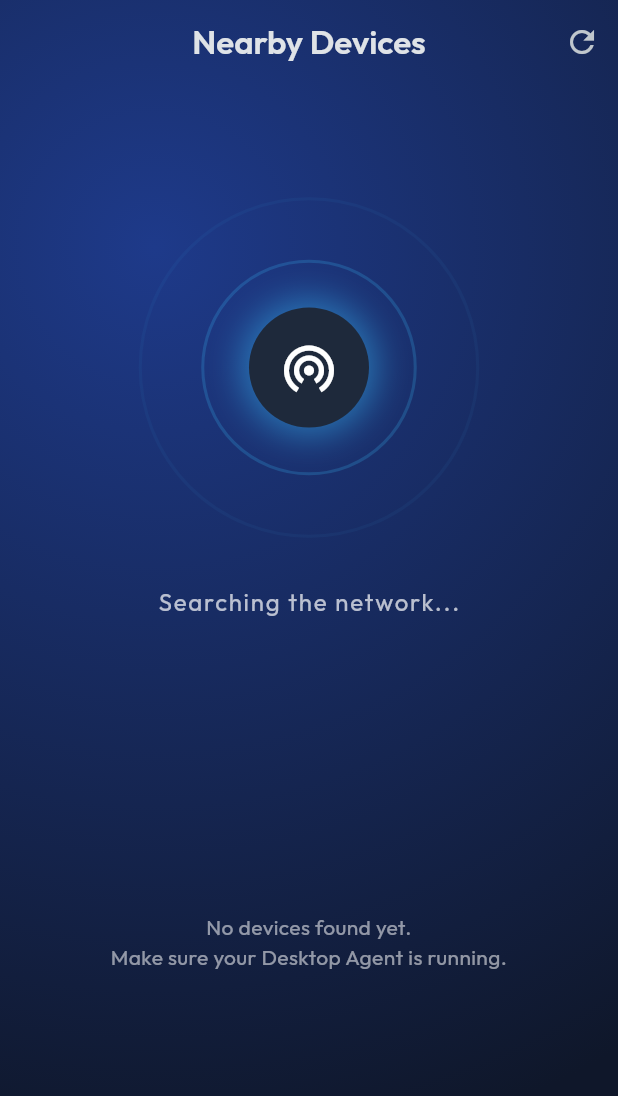
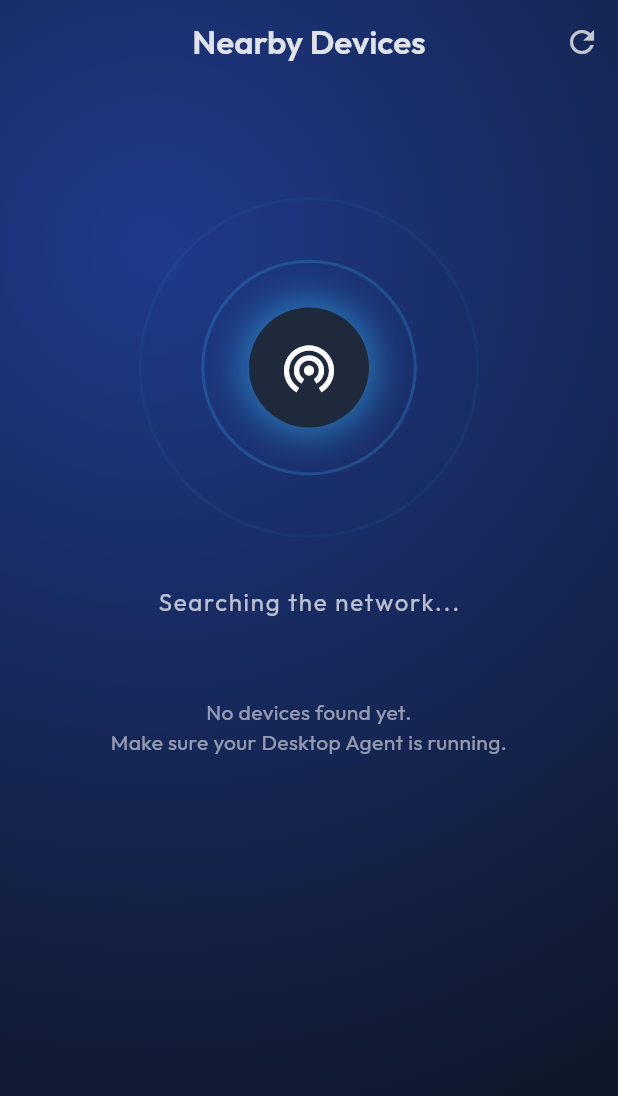
Before and after one commit to Dmali1686/Linking_application, a Flutter app: the screen it shows after launch, on a phone screen of 412 x 824 dp. Shown: the top 1096 px of the screen. Run offline on Flutter 3.47's test engine with Material 3 defaults, Android fonts, the phone set to English and light mode, and no system bars; our stand-ins replace file_picker, google_fonts, shared_preferences, socket_io_client, speech_to_text; missing offline and left inert: nsd.

Commit message:
feat: add voice command permissions and disable default back buttons across screen headers

```diff
--- a/mobile_app/lib/screens/control_screen.dart
+++ b/mobile_app/lib/screens/control_screen.dart
@@ -324,6 +324,7 @@ class _ControlScreenState extends State<ControlScreen> {
     return Scaffold(
       backgroundColor: const Color(0xFF020617),
       appBar: AppBar(
+        automaticallyImplyLeading: false,
         title: Text(name, style: const TextStyle(fontSize: 18, fontWeight: FontWeight.bold)),
         backgroundColor: Colors.transparent,
         actions: [
--- a/mobile_app/lib/screens/dashboard_screen.dart
+++ b/mobile_app/lib/screens/dashboard_screen.dart
@@ -64,6 +64,7 @@ class _DashboardScreenState extends State<DashboardScreen> {
     return Scaffold(
       backgroundColor: const Color(0xFF0F172A),
       appBar: AppBar(
+        automaticallyImplyLeading: false,
         title: const Text('Dashboard'),
         backgroundColor: Colors.transparent,
       ),
--- a/mobile_app/lib/screens/discover_screen.dart
+++ b/mobile_app/lib/screens/discover_screen.dart
@@ -122,7 +122,8 @@ class _DiscoverScreenState extends State<DiscoverScreen> with SingleTickerProvid
             ),
           ),
 
-          Column(
+          ListView(
+            padding: EdgeInsets.zero,
             children: [
               const SizedBox(height: 120),
               // Radar Animation
@@ -164,31 +165,32 @@ class _DiscoverScreenState extends State<DiscoverScreen> with SingleTickerProvid
                 ),
               ),
               const SizedBox(height: 20),
-              Text(
+              Center(
+                child: Text(
                   _services.isEmpty ? "Searching the network..." : "Devices Found",
                   style: const TextStyle(color: Colors.white70, fontSize: 16, letterSpacing: 1.2),
+                ),
               ),
               const SizedBox(height: 20),
 
               // Device List
-              Expanded(
-                child: _services.isEmpty
-                    ? const Center(
+              if (_services.isEmpty)
+                const Padding(
+                  padding: EdgeInsets.all(32.0),
+                  child: Center(
                     child: Text(
                       'No devices found yet.\nMake sure your Desktop Agent is running.',
                       textAlign: TextAlign.center,
                       style: TextStyle(color: Colors.white54),
                     ),
+                  ),
                 )
-                    : ListView.builder(
-                        padding: const EdgeInsets.symmetric(horizontal: 20, vertical: 10),
-                        itemCount: _services.length,
-                        itemBuilder: (context, index) {
-                          final service = _services[index];
+              else
+                ..._services.map((service) {
                   final name = service.name?.replaceAll('._remotecontrol._tcp.local.', '') ?? 'Unknown Device';
 
                   return Padding(
-                            padding: const EdgeInsets.only(bottom: 16.0),
+                    padding: const EdgeInsets.only(left: 20, right: 20, bottom: 16.0),
                     child: _buildGlassCard(
                       child: ListTile(
                         contentPadding: const EdgeInsets.all(16),
@@ -207,9 +209,7 @@ class _DiscoverScreenState extends State<DiscoverScreen> with SingleTickerProvid
                       ),
                     ),
                   );
-                        },
-                      ),
-              ),
+                }),
             ],
           ),
         ],
--- a/mobile_app/lib/screens/files_screen.dart
+++ b/mobile_app/lib/screens/files_screen.dart
@@ -166,6 +166,7 @@ class _FilesScreenState extends State<FilesScreen> {
     return Scaffold(
       backgroundColor: const Color(0xFF0F172A),
       appBar: AppBar(
+        automaticallyImplyLeading: false,
         title: const Text('Files'),
         backgroundColor: Colors.transparent,
         actions: [
--- a/mobile_app/lib/screens/macros_screen.dart
+++ b/mobile_app/lib/screens/macros_screen.dart
@@ -33,7 +33,7 @@ class _MacrosScreenState extends State<MacrosScreen> {
   Widget build(BuildContext context) {
     return Scaffold(
       backgroundColor: const Color(0xFF0F172A),
-      appBar: AppBar(title: const Text('Macros'), backgroundColor: Colors.transparent),
+      appBar: AppBar(automaticallyImplyLeading: false, title: const Text('Macros'), backgroundColor: Colors.transparent),
       body: Center(
         child: Column(
           mainAxisAlignment: MainAxisAlignment.center,
--- a/mobile_app/lib/screens/presentation_screen.dart
+++ b/mobile_app/lib/screens/presentation_screen.dart
@@ -17,7 +17,7 @@ class PresentationScreen extends StatelessWidget {
   Widget build(BuildContext context) {
     return Scaffold(
       backgroundColor: const Color(0xFF0F172A),
-      appBar: AppBar(title: const Text('Presentation'), backgroundColor: Colors.transparent),
+      appBar: AppBar(automaticallyImplyLeading: false, title: const Text('Presentation'), backgroundColor: Colors.transparent),
       body: Column(
         children: [
           Expanded(
--- a/mobile_app/lib/screens/schedule_screen.dart
+++ b/mobile_app/lib/screens/schedule_screen.dart
@@ -48,7 +48,7 @@ class _ScheduleScreenState extends State<ScheduleScreen> {
   Widget build(BuildContext context) {
     return Scaffold(
       backgroundColor: const Color(0xFF0F172A),
-      appBar: AppBar(title: const Text('Schedule'), backgroundColor: Colors.transparent),
+      appBar: AppBar(automaticallyImplyLeading: false, title: const Text('Schedule'), backgroundColor: Colors.transparent),
       body: Padding(
         padding: const EdgeInsets.all(16.0),
         child: Column(
--- a/mobile_app/lib/screens/windows_screen.dart
+++ b/mobile_app/lib/screens/windows_screen.dart
@@ -55,6 +55,7 @@ class _WindowsScreenState extends State<WindowsScreen> {
   Widget build(BuildContext context) {
     return Scaffold(
       appBar: AppBar(
+        automaticallyImplyLeading: false,
         title: const Text('Window Manager'),
         actions: [
           IconButton(
```
Also changed, not shown: mobile_app/lib/screens/main_tab_screen.dart (+7 -0 lines), 2 other files. Lines whose indentation alone changed are shown as unchanged.
